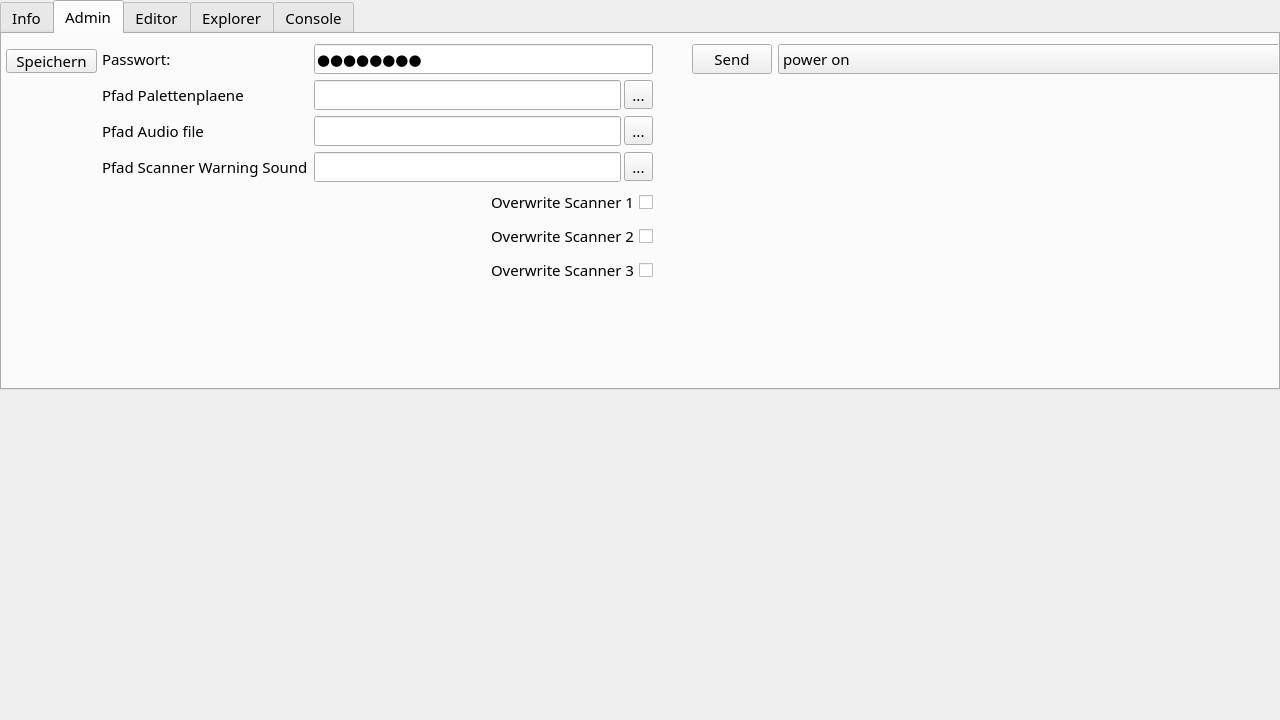
First picture: the form in ui/MainWindow.ui, repository Snupai/MultipackParser, before the edit.
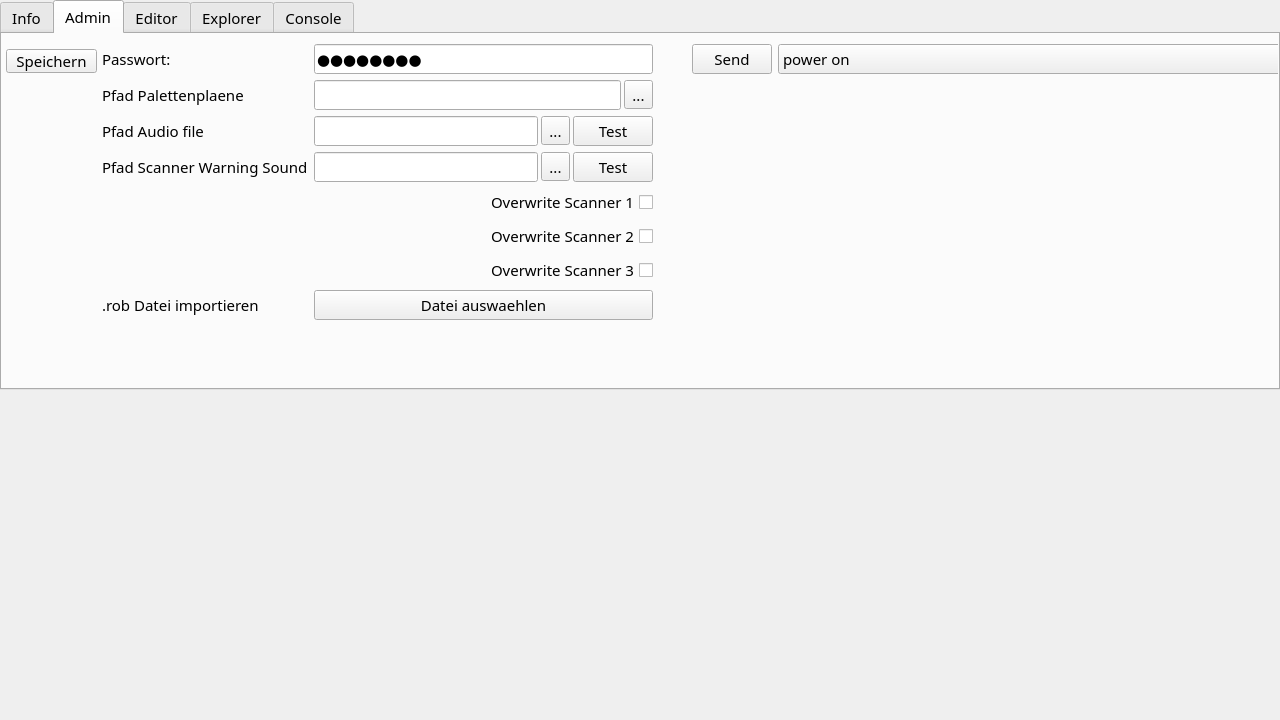
Second picture: the form after the edit. The open tabs and pages were chosen to show the change. Icons and pictures are not drawn.

The edit to the form file:
```diff
--- a/ui/MainWindow.ui
+++ b/ui/MainWindow.ui
@@ -1616,6 +1616,13 @@
             </property>
            </widget>
           </item>
+          <item>
+           <widget class="QPushButton" name="pushButtonTestAlarmAudio">
+            <property name="text">
+             <string>Test</string>
+            </property>
+           </widget>
+          </item>
          </layout>
         </item>
         <item row="3" column="0">
@@ -1643,8 +1650,29 @@
             </property>
            </widget>
           </item>
+          <item>
+           <widget class="QPushButton" name="pushButtonTestScannerAudio">
+            <property name="text">
+             <string>Test</string>
+            </property>
+           </widget>
+          </item>
          </layout>
         </item>
+        <item row="7" column="0">
+         <widget class="QLabel" name="label_import_rob">
+          <property name="text">
+           <string>.rob Datei importieren</string>
+          </property>
+         </widget>
+        </item>
+        <item row="7" column="1">
+         <widget class="QPushButton" name="pushButtonImportRobFile">
+          <property name="text">
+           <string>Datei auswaehlen</string>
+          </property>
+         </widget>
+        </item>
         <item row="4" column="0" colspan="2">
          <widget class="QCheckBox" name="checkBoxScanner1Overwrite">
           <property name="layoutDirection">
```
Left out of the diff: 4 changed lines with no effect on the pictures.
